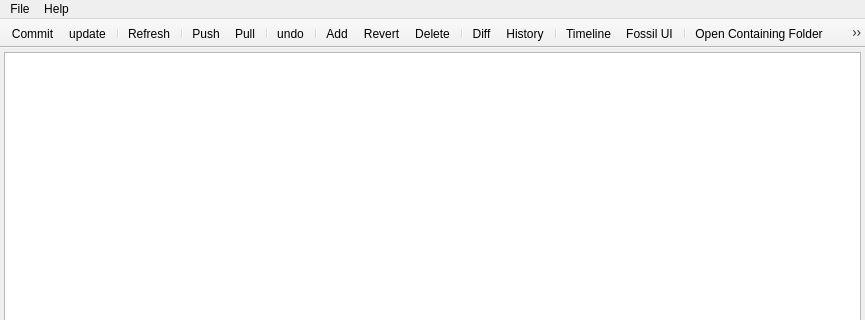
Old version of the form MainWindow.ui in the repository AnotherFoxGuy/diesel-scm; both pictures show x 0 to 865 and y 0 to 320 of the 865 by 640 pixel window.
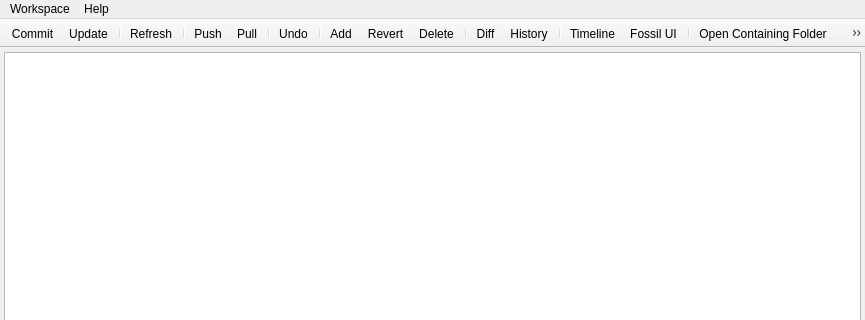
New version of the form. Icons and pictures are not drawn.

Commit message:
Fixed Qt warning on my custom workspace change slot Added Windows icon
FossilOrigin-Name: dc4d1a0ea7eea22ee41170f366c08f09368735a7

Patch:
```diff
--- a/MainWindow.ui
+++ b/MainWindow.ui
@@ -91,7 +91,7 @@
    </property>
    <widget class="QMenu" name="menuFile">
     <property name="title">
-     <string>File</string>
+     <string>Workspace</string>
     </property>
     <addaction name="actionOpen"/>
     <addaction name="separator"/>
@@ -154,7 +154,6 @@
    <addaction name="separator"/>
    <addaction name="actionOpenContaining"/>
    <addaction name="actionClearLog"/>
-   <addaction name="separator"/>
   </widget>
   <widget class="QStatusBar" name="statusBar"/>
   <action name="actionRefresh">
@@ -406,7 +405,7 @@
      <normaloff>:/icons/icons/Button Reload-01.png</normaloff>:/icons/icons/Button Reload-01.png</iconset>
    </property>
    <property name="text">
-    <string>undo</string>
+    <string>Undo</string>
    </property>
    <property name="shortcut">
     <string>Ctrl+Z</string>
@@ -427,7 +426,7 @@
      <normaloff>:/icons/icons/Button Play-01.png</normaloff>:/icons/icons/Button Play-01.png</iconset>
    </property>
    <property name="text">
-    <string>update</string>
+    <string>Update</string>
    </property>
    <property name="shortcut">
     <string>Ctrl+U</string>
```
The commit also changes 7 other files.
